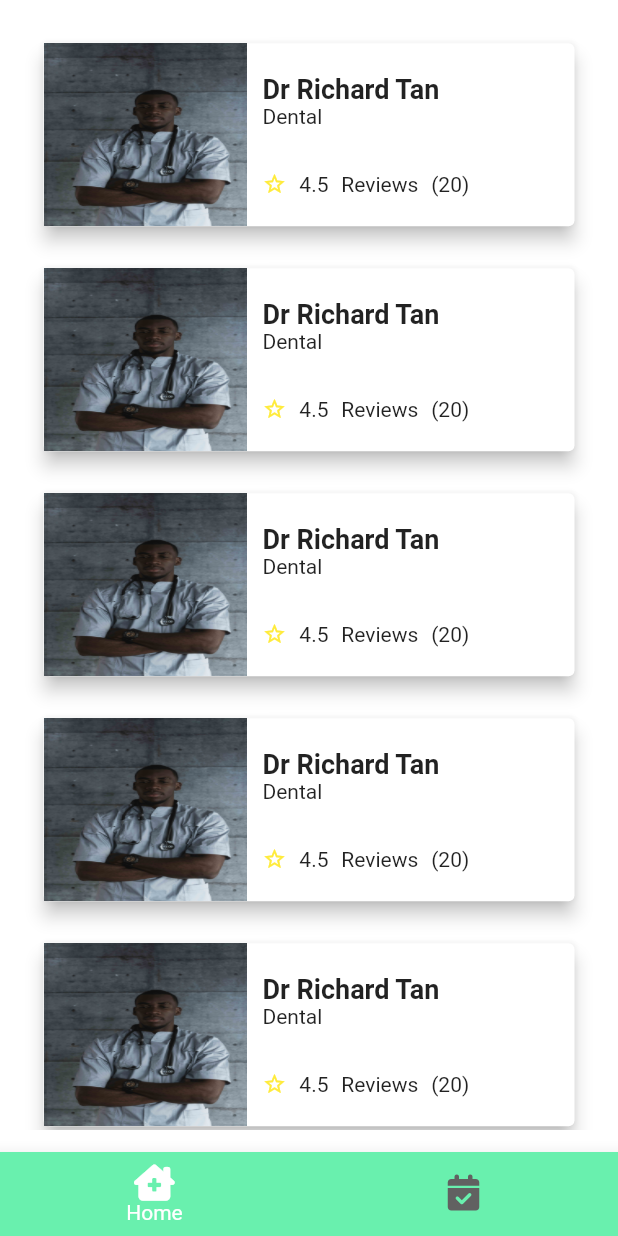
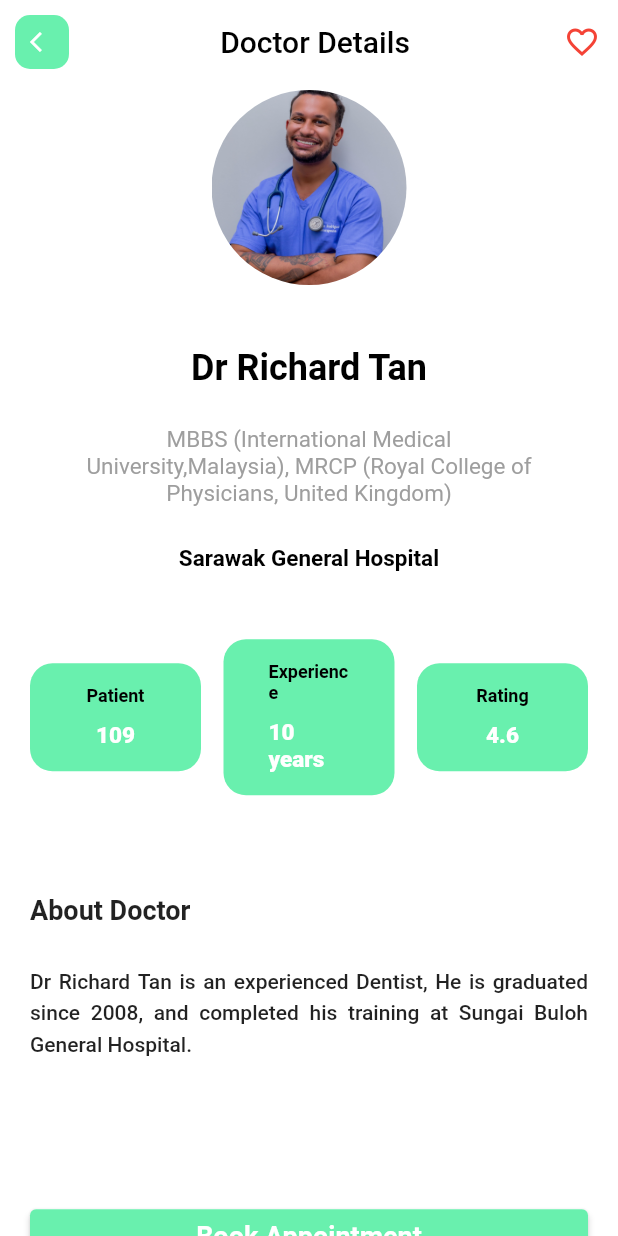
Before and after one commit to codewith-usama/HelloDoctor, a Flutter app: the MainLayout screen opened by its route, scrolled down 576 dp, after a tap on "Dr Richard Tan", on a phone screen of 412 x 824 dp. Run offline on Flutter 3.47's test engine with Material 2 defaults, Android fonts, the phone set to English and light mode, and no system bars; our stand-ins replace font_awesome_flutter.

Commit message:
Doctors details page completed

```diff
--- /dev/null
+++ b/lib/components/custom_appbar.dart
@@ -0,0 +1,70 @@
+import 'package:flutter/material.dart';
+import 'package:font_awesome_flutter/font_awesome_flutter.dart';
+import 'package:hello_doctor/utils/config.dart';
+
+class CustomAppBar extends StatefulWidget implements PreferredSizeWidget{
+  const CustomAppBar({
+    Key? key,
+    this.appTitle,
+    this.route,
+    this.icon,
+    this.actions,
+  }) : super(key: key);
+
+  @override
+  Size get preferredSize => const Size.fromHeight(60); // custom height of app bar
+
+  final String? appTitle;
+  final String? route;
+  final FaIcon? icon;
+  final List<Widget>? actions;
+
+  @override
+  State<CustomAppBar> createState() => _CustomAppBarState();
+}
+
+class _CustomAppBarState extends State<CustomAppBar> {
+  @override
+  Widget build(BuildContext context) {
+    return AppBar(
+      automaticallyImplyLeading: true,
+      backgroundColor: Colors.white, // background color of app bar is white
+      elevation: 0,
+      title: Center(
+        child: Text(
+          widget.appTitle!,
+          style: const TextStyle(
+            fontSize: 20,
+            color: Colors.black,
+          ),
+        ),
+      ),
+      leading: widget.icon != null ? Container(
+        margin: const EdgeInsets.symmetric(
+          horizontal: 10,
+          vertical: 10,
+        ),
+        decoration: BoxDecoration(
+          borderRadius: BorderRadius.circular(10),
+          color: Config.primaryColor,
+        ),
+        child: IconButton(
+          onPressed: () {
+            if(widget.icon != null) {
+              // if route is given, then move to that route
+              Navigator.of(context).pushNamed(widget.route!);
+            } else {
+              // else simply pop to previous screen
+              Navigator.of(context).pop();
+            }
+          },
+          icon: widget.icon!,
+          iconSize: 16,
+          color: Colors.white,
+        ),
+      ) : null,
+      // if action is not given, return null
+      actions: widget.actions ?? null,
+    );
+  }
+}
--- a/lib/components/doctor_card.dart
+++ b/lib/components/doctor_card.dart
@@ -1,14 +1,14 @@
 import 'package:flutter/material.dart';
 import 'package:hello_doctor/utils/config.dart';
 
-class DoctorCard extends StatefulWidget {
-  const DoctorCard({Key? key}) : super(key: key);
+class DoctorCard extends StatelessWidget {
+  const DoctorCard({
+    Key? key,
+    required this.route
+  }) : super(key: key);
 
-  @override
-  State<DoctorCard> createState() => _DoctorCardState();
-}
+  final String route;
 
-class _DoctorCardState extends State<DoctorCard> {
   @override
   Widget build(BuildContext context) {
     return Container(
@@ -78,7 +78,9 @@ class _DoctorCardState extends State<DoctorCard> {
             ],
           ),
         ),
-        onTap: () {}, // redirect to doctors details
+        onTap: () {
+          Navigator.of(context).pushNamed(route);
+        }, // redirect to doctors details
       ),
     );
   }
--- a/lib/main.dart
+++ b/lib/main.dart
@@ -1,6 +1,7 @@
 import 'package:flutter/material.dart';
 import 'package:hello_doctor/main_layout.dart';
 import 'package:hello_doctor/screens/auth_page.dart';
+import 'package:hello_doctor/screens/doctor_details.dart';
 import 'package:hello_doctor/utils/config.dart';
 
 void main() {
@@ -47,6 +48,7 @@ class MyApp extends StatelessWidget {
         '/': (context) => const AuthPage(),
         // this is for main layout after login
         'main': (context) => const MainLayout(),
+        'doc_details': (context) => const DoctorDetails(),
       },
     );
   }
--- /dev/null
+++ b/lib/screens/doctor_details.dart
@@ -0,0 +1,238 @@
+import 'package:flutter/material.dart';
+import 'package:font_awesome_flutter/font_awesome_flutter.dart';
+import 'package:hello_doctor/components/button.dart';
+import 'package:hello_doctor/components/custom_appbar.dart';
+import 'package:hello_doctor/utils/config.dart';
+
+class DoctorDetails extends StatefulWidget {
+  const DoctorDetails({Key? key}) : super(key: key);
+
+  @override
+  State<DoctorDetails> createState() => _DoctorDetailsState();
+}
+
+class _DoctorDetailsState extends State<DoctorDetails> {
+
+  bool isFav = false;
+
+  @override
+  Widget build(BuildContext context) {
+    return Scaffold(
+      appBar: CustomAppBar(
+        appTitle: 'Doctor Details',
+        icon: const FaIcon(Icons.arrow_back_ios),
+        actions: [
+          IconButton(
+            onPressed: () {
+              setState(() {
+                isFav = !isFav;
+              });
+            },
+            icon: FaIcon(
+              isFav ? Icons.favorite_rounded
+              : Icons.favorite_outline,
+              color: Colors.red,
+            ),
+          )
+        ],
+      ),
+      body: SafeArea(
+        child: SingleChildScrollView(
+          child: Column(
+            children: <Widget> [
+              const AboutDoctor(),
+              const DetailBody(),
+              Config.spaceSmall,
+              Padding(
+                padding: const EdgeInsets.all(20),
+                child: Button(
+                  width: double.infinity,
+                  title: 'Book Appointment',
+                  onPressed: () {
+                    // navigate to booking page
+                  },
+                  disable: false,
+                )
+              )
+            ],
+          ),
+        ),
+      ),
+    );
+  }
+}
+
+
+class AboutDoctor extends StatelessWidget {
+  const AboutDoctor({Key? key}) : super(key: key);
+
+  @override
+  Widget build(BuildContext context) {
+    Config().init(context);
+    return Container(
+      width: double.infinity,
+      child: Column(
+        children: <Widget> [
+          const CircleAvatar(
+            radius: 65,
+            backgroundImage: AssetImage('assets/doctor_2.jpg'),
+            backgroundColor: Colors.white,
+          ),
+          Config.spaceMedium,
+          const Text(
+            'Dr Richard Tan',
+            style: TextStyle(
+              color: Colors.black,
+              fontSize: 24,
+              fontWeight: FontWeight.bold,
+            ),
+          ),
+          Config.spaceSmall,
+          SizedBox(
+            width: Config.widthSize * 0.75,
+            child: const Text(
+              'MBBS (International Medical University,Malaysia)'
+                  ', MRCP (Royal College of Physicians, United Kingdom)',
+              style: TextStyle(
+                color: Colors.grey,
+                fontSize: 15
+              ),
+              softWrap: true,
+              textAlign: TextAlign.center,
+            ),
+          ),
+          Config.spaceSmall,
+          SizedBox(
+            width: Config.widthSize * 0.75,
+            child: const Text(
+              'Sarawak General Hospital',
+              style: TextStyle(
+                color: Colors.black,
+                fontWeight: FontWeight.bold,
+                fontSize: 15,
+              ),
+              softWrap: true,
+              textAlign: TextAlign.center,
+            ),
+          ),
+        ],
+      ),
+    );
+  }
+}
+
+class DetailBody extends StatelessWidget {
+  const DetailBody({Key? key}) : super(key: key);
+
+  @override
+  Widget build(BuildContext context) {
+    Config().init(context);
+    return Container(
+      padding: const EdgeInsets.all(20),
+      margin: const EdgeInsets.only(bottom: 30),
+      child: Column(
+        crossAxisAlignment: CrossAxisAlignment.stretch,
+        children: <Widget>[
+          Config.spaceSmall,
+          const DoctorInfo(),
+          Config.spaceBig,
+          const Text(
+            'About Doctor',
+            style: TextStyle(
+              fontSize: 18,
+              fontWeight: FontWeight.w600
+            ),
+          ),
+          Config.spaceSmall,
+          const Text(
+            'Dr Richard Tan is an experienced Dentist, He is graduated since 2008,'
+                ' and completed his training at Sungai Buloh General Hospital.',
+            style: TextStyle(
+              fontWeight: FontWeight.w500,
+              height: 1.5
+            ),
+            softWrap: true,
+            textAlign: TextAlign.justify,
+          )
+        ],
+      ),
+    );
+  }
+}
+
+class DoctorInfo extends StatelessWidget {
+  const DoctorInfo({Key? key}) : super(key: key);
+
+  @override
+  Widget build(BuildContext context) {
+    return Row(
+      children: const <Widget>[
+        InfoCard(
+          label: 'Patient',
+          value: '109',
+        ),
+        SizedBox(
+          width: 15,
+        ),
+        InfoCard(
+          label: 'Experience',
+          value: '10 years',
+        ),
+        SizedBox(
+          width: 15,
+        ),
+        InfoCard(
+          label: 'Rating',
+          value: '4.6',
+        ),
+      ],
+    );
+  }
+}
+
+class InfoCard extends StatelessWidget {
+  const InfoCard({
+    Key? key,
+    required this.label,
+    required this.value}) : super(key: key);
+
+  final String label;
+  final String value;
+
+  @override
+  Widget build(BuildContext context) {
+    return Expanded(
+      child: Container(
+        decoration: BoxDecoration(
+            color: Config.primaryColor,
+            borderRadius: BorderRadius.circular(15)
+        ),
+        padding: const EdgeInsets.symmetric(
+            horizontal: 30,
+            vertical: 15
+        ),
+        child: Column(
+          children: <Widget>[
+            Text(
+              label,
+              style: const TextStyle(
+                  color: Colors.black,
+                  fontSize: 12,
+                  fontWeight: FontWeight.w600
+              ),
+            ),
+            const SizedBox(height: 10,),
+            Text(
+              value,
+              style: const TextStyle(
+                  color: Colors.white,
+                  fontSize: 15,
+                  fontWeight: FontWeight.w800
+              ),
+            )
+          ],
+        ),
+      ),
+    );
+  }
+}
--- a/lib/screens/home_page.dart
+++ b/lib/screens/home_page.dart
@@ -134,7 +134,7 @@ class _HomePageState extends State<HomePage> {
                 ),
                 Config.spaceSmall,
                 Column(
-                  children: List.generate(10, (index) => const DoctorCard()),
+                  children: List.generate(10, (index) => const DoctorCard(route: 'doc_details',)),
                 )
               ],
             ),
```
